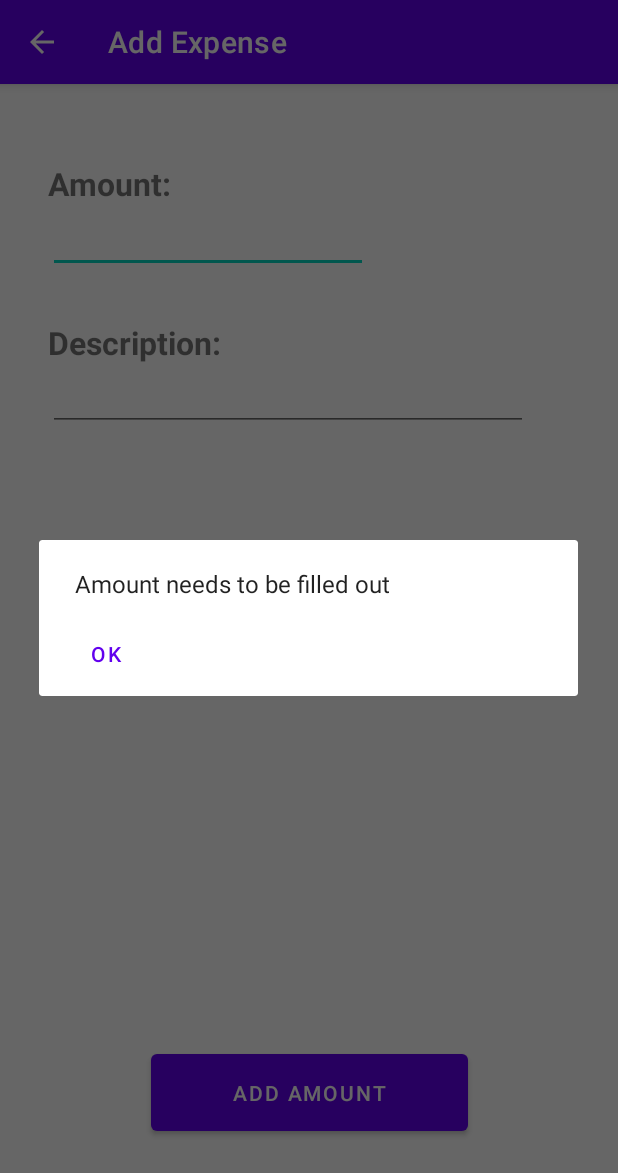
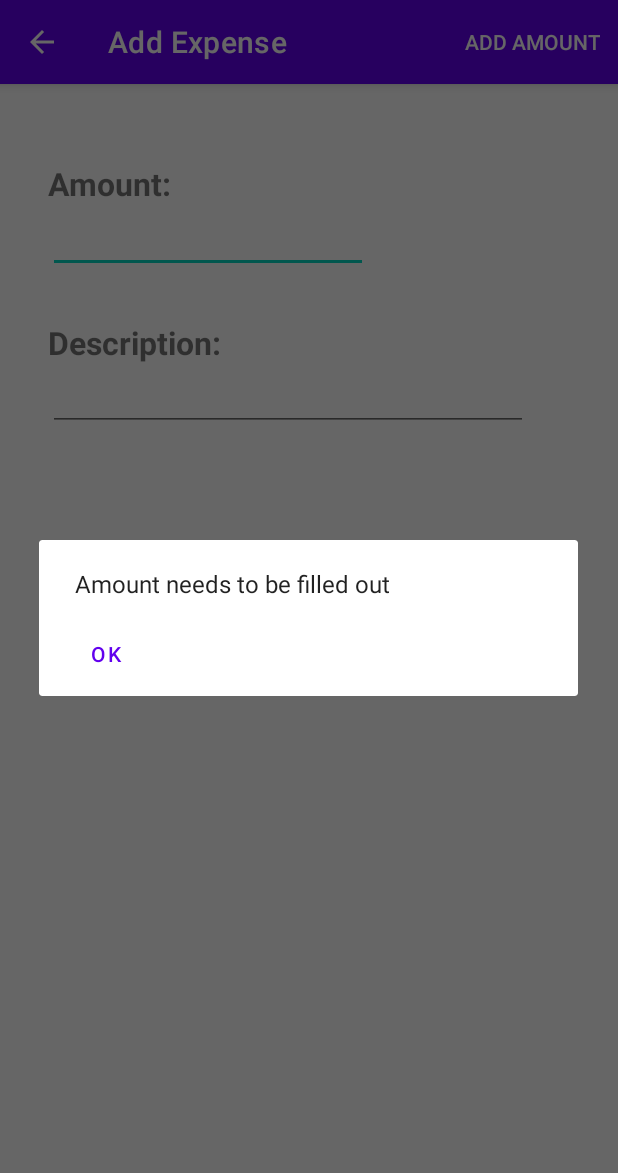
Before and after one commit to Selina-Knaepen/allowance-planner, an Android app: the AddExpenseActivity screen opened directly, with no data from a screen before it, after a tap on "ADD AMOUNT", on a phone screen of 412 x 824 dp. Shown: the top 1173 px of the screen. Run offline under Robolectric (Android 15) with nearby library versions, the light colour scheme and no system bars.

Commit message:
Move add button

```diff
--- a/app/src/main/java/be/huffle/allowanceplanner/activities/AddExpenseActivity.java
+++ b/app/src/main/java/be/huffle/allowanceplanner/activities/AddExpenseActivity.java
@@ -9,6 +9,7 @@ import android.content.DialogInterface;
 import android.content.SharedPreferences;
 import android.content.SharedPreferences.*;
 import android.os.Bundle;
+import android.view.Menu;
 import android.view.MenuItem;
 import android.view.View;
 import android.widget.Button;
@@ -16,7 +17,7 @@ import android.widget.EditText;
 
 import be.huffle.allowanceplanner.R;
 
-public class AddExpenseActivity extends AppCompatActivity implements View.OnClickListener
+public class AddExpenseActivity extends AppCompatActivity
 {
 	private SharedPreferences sharedPreferences;
 	private Editor editor;
@@ -30,7 +31,6 @@ public class AddExpenseActivity extends AppCompatActivity implements View.OnClic
 		setContentView(R.layout.activity_add);
 
 		ActionBar actionBar = getSupportActionBar();
-		Button addButton = findViewById(R.id.add_button);
 		amountEditText = findViewById(R.id.amount_input);
 		descriptionEditText = findViewById(R.id.description_input);
 		sharedPreferences = getApplicationContext().getSharedPreferences("SharedPref", MODE_PRIVATE);
@@ -38,41 +38,39 @@ public class AddExpenseActivity extends AppCompatActivity implements View.OnClic
 
 		actionBar.setDisplayHomeAsUpEnabled(true);
 		actionBar.setTitle("Add Expense");
-
-		addButton.setOnClickListener(this);
 	}
 
 	@Override
 	public boolean onOptionsItemSelected(@NonNull MenuItem item)
 	{
-		int id = item.getItemId();
-
-		if (id == android.R.id.home)
+		switch (item.getItemId())
 		{
-			finish();
-		}
-
-		return true;
-	}
-
-	@Override
-	public void onClick(View view)
-	{
-		switch (view.getId())
-		{
-			case R.id.add_button:
+			case android.R.id.home:
+				finish();
+				return true;
+			case R.id.add_menu_button:
 				String amountText = amountEditText.getText().toString();
 
 				if (amountText.isEmpty())
 				{
 					showDialog("Amount needs to be filled out");
-					break;
+					return true;
 				}
 
 				tryAddExpense(Float.valueOf(amountEditText.getText().toString()),
 						descriptionEditText.getText().toString());
-			break;
+				return true;
+			default:
+				return super.onOptionsItemSelected(item);
+
 		}
+	}
+
+	@Override
+	public boolean onCreateOptionsMenu(Menu menu)
+	{
+		getMenuInflater().inflate(R.menu.add_menu, menu);
+		return super.onCreateOptionsMenu(menu);
 	}
 
 	private void showDialog(String message)
--- a/app/src/main/res/layout/activity_add.xml
+++ b/app/src/main/res/layout/activity_add.xml
@@ -5,7 +5,6 @@
     android:layout_width="match_parent"
     android:layout_height="match_parent"
     tools:context=".activities.AddAllowanceActivity">
-
     <TextView
         android:id="@+id/amount_textView"
         android:layout_width="wrap_content"
@@ -47,19 +46,8 @@
         android:layout_marginStart="32dp"
         android:ems="10"
         android:inputType="textMultiLine|text"
-        app:layout_constraintBottom_toTopOf="@+id/add_button"
         app:layout_constraintStart_toStartOf="parent"
         app:layout_constraintTop_toBottomOf="@+id/amount_textView2"
         app:layout_constraintVertical_bias="0.0"
         android:maxHeight="250dp"/>
-
-    <Button
-        android:id="@+id/add_button"
-        android:layout_width="211dp"
-        android:layout_height="63dp"
-        android:layout_marginBottom="64dp"
-        android:text="@string/button_add_amount"
-        app:layout_constraintBottom_toBottomOf="parent"
-        app:layout_constraintEnd_toEndOf="parent"
-        app:layout_constraintStart_toStartOf="parent" />
 </androidx.constraintlayout.widget.ConstraintLayout>
--- /dev/null
+++ b/app/src/main/res/menu/add_menu.xml
@@ -0,0 +1,7 @@
+<menu xmlns:android="http://schemas.android.com/apk/res/android"
+    xmlns:app="http://schemas.android.com/apk/res-auto">
+    <item
+        android:id="@+id/add_menu_button"
+        android:title="@string/button_add_amount"
+        app:showAsAction="always" />
+</menu>
```
Also changed, not shown: app/src/main/java/be/huffle/allowanceplanner/activities/AddAllowanceActivity.java (+22 -21 lines).
